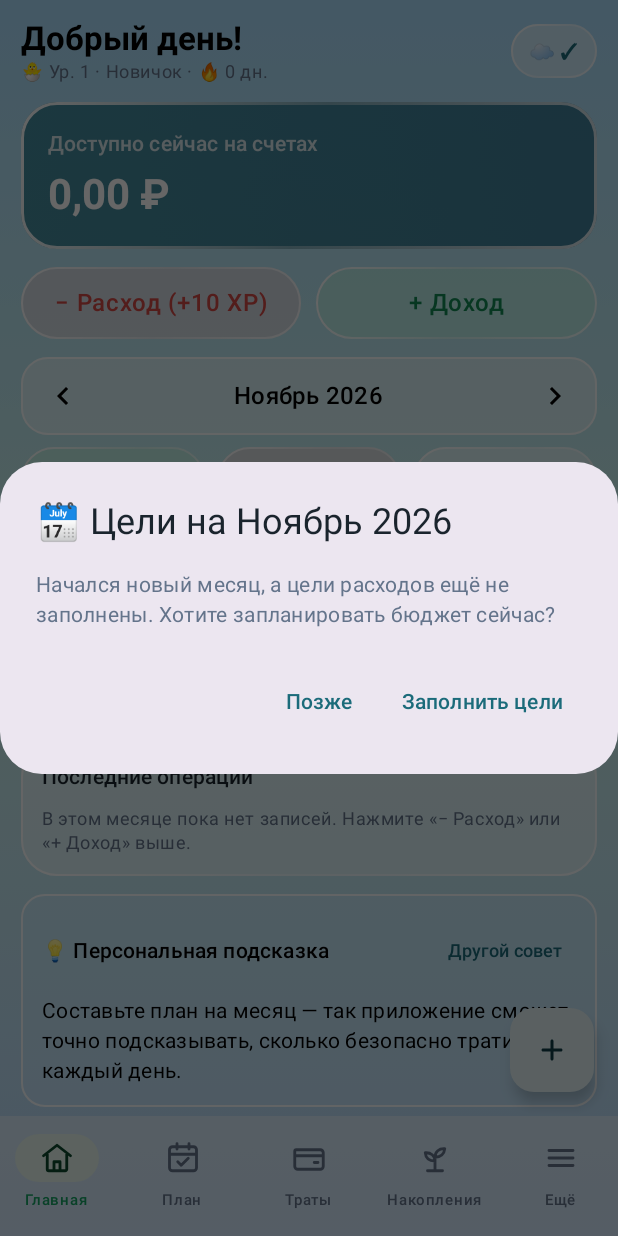
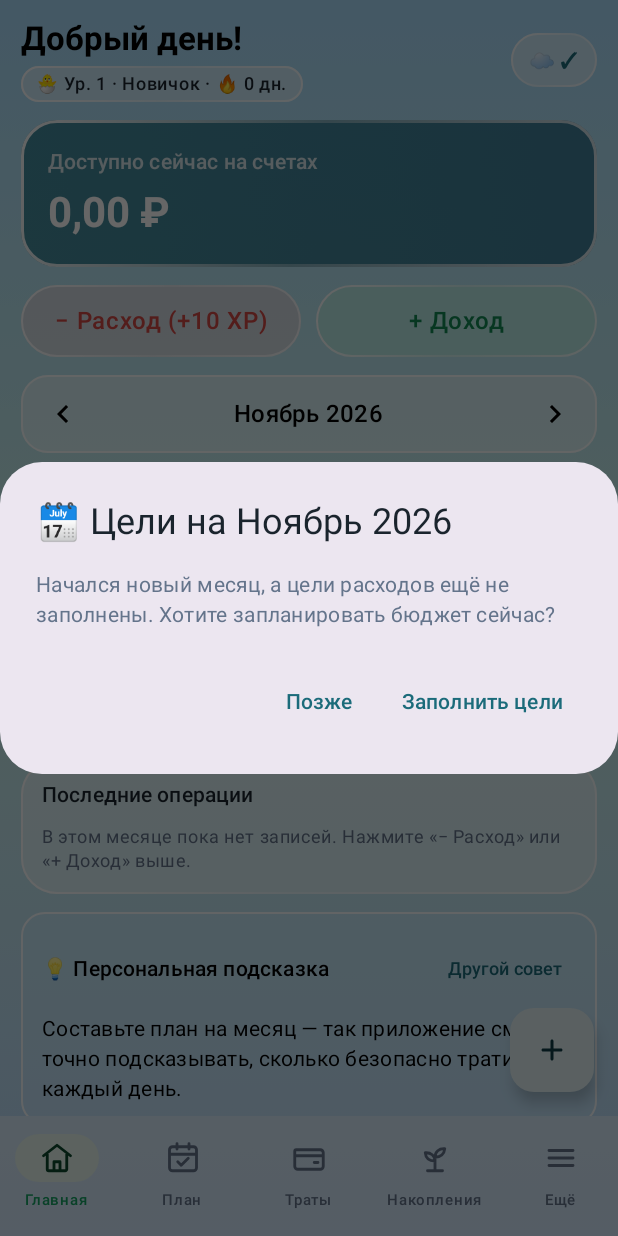
Before and after one commit to quickfid/Monetflw, an Android app built with Jetpack Compose: the screen it shows after launch (MainActivity), after a tap on "Пропустить", on a phone screen of 412 x 824 dp. Run offline under Robolectric (Android 15) with nearby library versions, the phone set to English and light mode, and no system bars; our stand-ins replace Room's generated code; network calls fail.

Commit message:
Показывать только чистые обои (без иконок рабочего стола) и обернуть уровень/дни в контрастную стеклянную капсулу
Co-authored-by: arena-agent <297053741+arena-agent@users.noreply.github.com>

```diff
--- a/app/src/main/java/ru/familybudget/app/MainActivity.kt
+++ b/app/src/main/java/ru/familybudget/app/MainActivity.kt
@@ -112,11 +112,8 @@ private fun BudgetApp() {
     LaunchedEffect(settings.wallpaperBackground, isDarkTheme) {
         val activity = view.context as? ComponentActivity ?: return@LaunchedEffect
         val window = activity.window ?: return@LaunchedEffect
+        window.setFormat(PixelFormat.TRANSLUCENT)
         if (settings.wallpaperBackground) {
-            if (Build.VERSION.SDK_INT >= Build.VERSION_CODES.R) {
-                activity.setTranslucent(true)
-            }
-            window.setFormat(PixelFormat.TRANSLUCENT)
             window.addFlags(WindowManager.LayoutParams.FLAG_SHOW_WALLPAPER)
             window.setBackgroundDrawable(ColorDrawable(android.graphics.Color.TRANSPARENT))
             if (Build.VERSION.SDK_INT >= Build.VERSION_CODES.S) {
@@ -126,7 +123,6 @@ private fun BudgetApp() {
                 window.attributes = attrs
             }
         } else {
-            window.clearFlags(WindowManager.LayoutParams.FLAG_SHOW_WALLPAPER)
             if (Build.VERSION.SDK_INT >= Build.VERSION_CODES.S) {
                 window.clearFlags(WindowManager.LayoutParams.FLAG_BLUR_BEHIND)
                 val attrs = window.attributes
@@ -136,9 +132,6 @@ private fun BudgetApp() {
             window.setBackgroundDrawable(
                 ColorDrawable(if (isDarkTheme) 0xFF0A1216.toInt() else 0xFFEAF4F8.toInt())
             )
-            if (Build.VERSION.SDK_INT >= Build.VERSION_CODES.R) {
-                activity.setTranslucent(false)
-            }
         }
     }
 
--- a/app/src/main/java/ru/familybudget/app/ui/HomeScreen.kt
+++ b/app/src/main/java/ru/familybudget/app/ui/HomeScreen.kt
@@ -121,7 +121,7 @@ fun HomeScreen(vm: BudgetViewModel, padding: PaddingValues) {
                 verticalAlignment = Alignment.CenterVertically,
                 horizontalArrangement = Arrangement.spacedBy(8.dp)
             ) {
-                Column(Modifier.weight(1f)) {
+                Column(Modifier.weight(1f), verticalArrangement = Arrangement.spacedBy(4.dp)) {
                     Text(
                         if (settings.userName.isBlank()) "Добрый день!" else "Привет, ${settings.userName}!",
                         style = MaterialTheme.typography.titleLarge,
@@ -129,11 +129,19 @@ fun HomeScreen(vm: BudgetViewModel, padding: PaddingValues) {
                         maxLines = 1,
                         overflow = TextOverflow.Ellipsis
                     )
-                    Text(
-                        "${game.avatar} Ур. ${game.level} · ${game.title} · 🔥 ${game.streak} дн.",
-                        style = MaterialTheme.typography.bodySmall,
-                        color = MaterialTheme.colorScheme.onSurfaceVariant
-                    )
+                    Surface(
+                        shape = RoundedCornerShape(50),
+                        color = Sheet.glass(),
+                        border = BorderStroke(1.dp, Sheet.glassBorderBrush())
+                    ) {
+                        Text(
+                            "${game.avatar} Ур. ${game.level} · ${game.title} · 🔥 ${game.streak} дн.",
+                            modifier = Modifier.padding(horizontal = 10.dp, vertical = 4.dp),
+                            style = MaterialTheme.typography.labelMedium,
+                            fontWeight = FontWeight.Medium,
+                            color = MaterialTheme.colorScheme.onSurface
+                        )
+                    }
                 }
                 if (settings.apiUrl.isNotBlank() && settings.token.isNotBlank()) {
                     Surface(
--- a/app/src/main/res/values-night/styles.xml
+++ b/app/src/main/res/values-night/styles.xml
@@ -1,5 +1,6 @@
 <resources>
     <style name="AppTheme" parent="android:style/Theme.Material.NoActionBar">
-        <item name="android:windowBackground">#FF0E1620</item>
+        <item name="android:windowShowWallpaper">true</item>
+        <item name="android:windowBackground">@android:color/transparent</item>
     </style>
 </resources>
--- a/app/src/main/res/values/styles.xml
+++ b/app/src/main/res/values/styles.xml
@@ -1,5 +1,6 @@
 <resources>
     <style name="AppTheme" parent="android:style/Theme.Material.Light.NoActionBar">
-        <item name="android:windowBackground">#FFFBF9F5</item>
+        <item name="android:windowShowWallpaper">true</item>
+        <item name="android:windowBackground">@android:color/transparent</item>
     </style>
 </resources>
```
